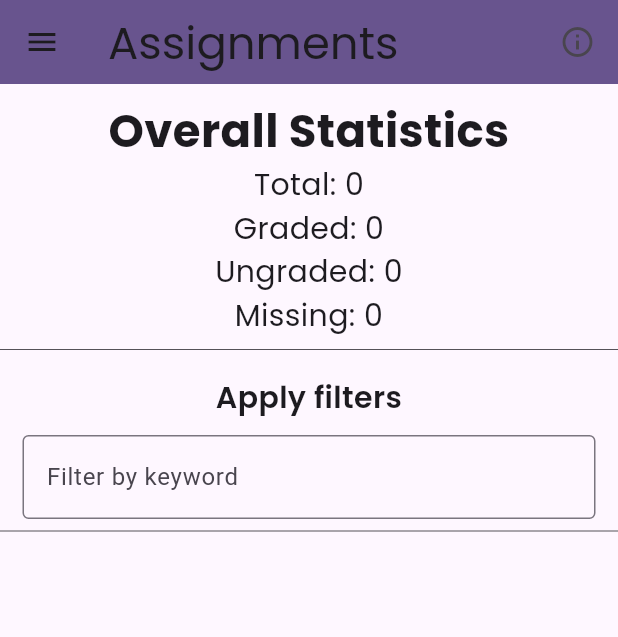
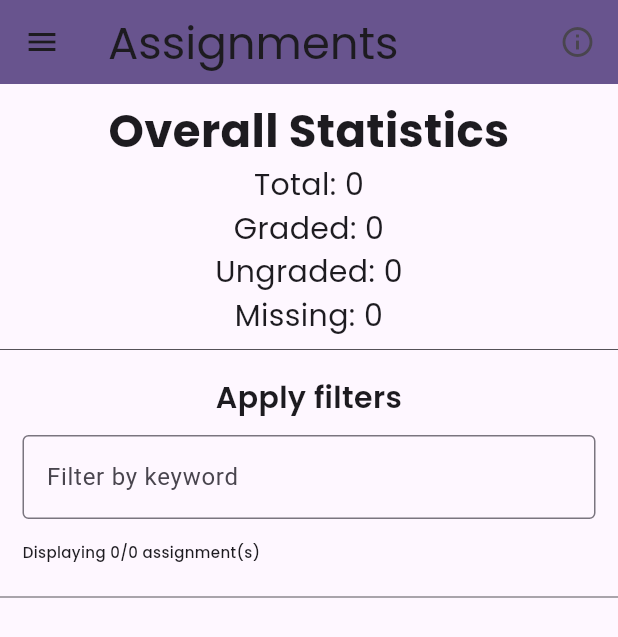
Before and after one commit to niooii/jupitered-frontend, a Flutter app: the AllAssignmentsPage screen opened directly with empty values, on a phone screen of 412 x 824 dp. Shown: the top 637 px of the screen. Run offline on Flutter 3.47's test engine with Material 3 defaults, Android fonts, the phone set to English and light mode, and no system bars; our stand-ins replace gap, google_fonts, lottie, shared_preferences, sqflite, sqflite_common_ffi; missing offline and left inert: catppuccin_flutter, flutter_hsvcolor_picker; accounts and stored records are empty.

Commit message:
its all coming together probably

```diff
--- a/lib/pages/all_assignments/assignments_view.dart
+++ b/lib/pages/all_assignments/assignments_view.dart
@@ -19,7 +19,8 @@ class AssignmentsView extends StatefulWidget {
   // stats
   AssignmentsView({super.key, required this.assignments, this.multiCourse = false}) {
 
-    toRender.addAll(assignments);
+    filteredFromSearch.addAll(assignments);
+    toRender.addAll(filteredFromSearch);
 
     // TODO! TEST LATER
     categoryFilters = assignments.map((a) {
@@ -34,7 +35,7 @@ class AssignmentsView extends StatefulWidget {
     categoryFilters.insert(
       0,
       const DropdownMenuItem<String>(
-        value: null,
+        value: "All",
         child: Text("All"),
       ),
     );
@@ -49,6 +50,7 @@ class AssignmentsView extends StatefulWidget {
 // if it is multicourse, include "only show course: and then when button isn clicked, expand into each category with All in there too".
 class _AssignmentsViewState extends State<AssignmentsView> {
   final TextEditingController _keywordSearchController = TextEditingController();
+  String categoryFilter = "All";
   @override
   Widget build(BuildContext context) {
     List<Widget> filterWidgets = List.empty(growable: true);
@@ -71,6 +73,14 @@ class _AssignmentsViewState extends State<AssignmentsView> {
               } else {
                 widget.filteredFromSearch = widget.assignments.where((assignment) => assignment.name.toLowerCase().contains(query.toLowerCase())).toList();
               }
+
+              // update for the category filter
+              if(categoryFilter == "All") {
+                widget.toRender = widget.filteredFromSearch;
+                return;
+              }
+              // TODO! FIX .
+              widget.toRender = widget.filteredFromSearch.where((assignment) => assignment.cat == categoryFilter).toList();
             });
           },
         ),
@@ -78,7 +88,7 @@ class _AssignmentsViewState extends State<AssignmentsView> {
     ]);
 
     if(widget.multiCourse) {
-
+      // TODO! show only [course]
     } else {
       filterWidgets.add(
         Padding(
@@ -88,15 +98,20 @@ class _AssignmentsViewState extends State<AssignmentsView> {
               Row(
                 children: [
                   CallistoText("Show only: ", size: 20, weight: FontWeight.w400, textAlign: TextAlign.start),
+                  Gap(10),
                   DropdownButton(
+                    focusColor: Colors.transparent,
+                    value: categoryFilter,
                     items: widget.categoryFilters,
                     onChanged: (value) {
                       setState(() {
-                        if(value == null) {
+                        categoryFilter = value!;
+                        if(value == "All") {
                           widget.toRender = widget.filteredFromSearch;
+                          return;
                         }
                         // TODO! FIX .
-                        widget.toRender = widget.toRender.where((assignment) => assignment.cat == value).toList();
+                        widget.toRender = widget.filteredFromSearch.where((assignment) => assignment.cat == value).toList();
                       });
                     }
                   )
@@ -113,6 +128,15 @@ class _AssignmentsViewState extends State<AssignmentsView> {
       Column(
         children: [
           ...filterWidgets,
+          Padding(
+            padding: EdgeInsets.all(15),
+            child: Row(
+              mainAxisAlignment: MainAxisAlignment.start,
+              children: [
+                CallistoText("Displaying ${widget.toRender.length}/${widget.assignments.length} assignment(s)", size: 10, weight: FontWeight.w500 ),
+              ],
+            ),
+          ),
           const CDivider(),
           ...widget.toRender.map<Widget>((Assignment a) {
             return AssignmentTile(assignment: a, includeCourseName: widget.multiCourse,);
--- a/lib/pages/all_assignments/page.dart
+++ b/lib/pages/all_assignments/page.dart
@@ -35,7 +35,6 @@ class AllAssignmentsPage extends StatefulWidget {
 }
 
 class _AllAssignmentsPageState extends State<AllAssignmentsPage> {
-  final TextEditingController _keywordSearchController = TextEditingController();
   @override
   Widget build(BuildContext context) {
     return Scaffold(
--- a/lib/pages/home/course_tile.dart
+++ b/lib/pages/home/course_tile.dart
@@ -41,7 +41,7 @@ class CourseTile extends StatelessWidget {
               Color.fromARGB(164, 33, 149, 243)
             ],
             stops: [
-              0.42,
+              0.6,
               1.0
             ],
             )
```
Also changed, not shown: lib/pages/course/page.dart (+8 -1 lines), lib/pages/home/page.dart (+3 -7 lines).
